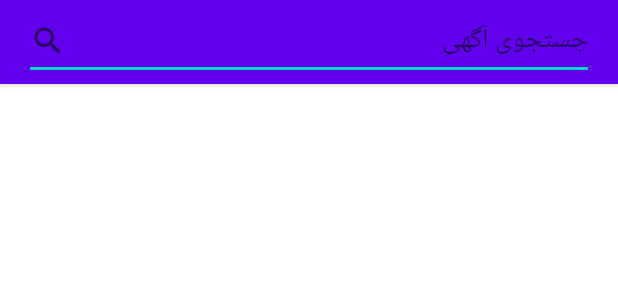
After one commit to masterj3y/sorna-android, an Android app: the layout fragment_search_ads.xml on its own in the app's theme, with its tools: preview values and no code run, on a phone screen of 412 x 824 dp. The commit adds this screen. Shown: the top 300 px of the screen. Run offline under Robolectric (Android 15) with nearby library versions, the phone set to English and light mode, and no system bars; network calls fail.

Commit message:
Add search ads feature

```diff
--- a/app/src/main/java/io/github/masterj3y/sorna/feature/ad/AdService.kt
+++ b/app/src/main/java/io/github/masterj3y/sorna/feature/ad/AdService.kt
@@ -21,6 +21,9 @@ interface AdService {
     @GET("ad/")
     suspend fun fetchAll(): Response<List<Ad>>
 
+    @GET("ad/search/{keyword}")
+    suspend fun searchAds(@Path("keyword") keyword: String): Response<List<Ad>>
+
     @PUT("ad/save/{id}")
     suspend fun save(@Path("id") adId: String): Response<String>
 
--- a/app/src/main/java/io/github/masterj3y/sorna/feature/ad/AdsRepository.kt
+++ b/app/src/main/java/io/github/masterj3y/sorna/feature/ad/AdsRepository.kt
@@ -71,6 +71,12 @@ class AdsRepository(private val service: AdService, private val appDatabase: App
     }
 
     @ExperimentalCoroutinesApi
+    fun searchAds(keyword: String, onSuccess: suspend () -> Unit, onError: suspend (String) -> Unit): Flow<List<Ad>> =
+        object : NetworkBoundRepository<List<Ad>>(onSuccess, onError) {
+            override suspend fun fetchFromRemote(): Response<List<Ad>> = service.searchAds(keyword)
+        }.asFlow()
+
+    @ExperimentalCoroutinesApi
     private fun fetchAdsFromLocal(): Flow<List<Ad>> = flow {
         val adsFlow = adsDao.findAll().onEach { ads ->
             ads.forEach {
--- /dev/null
+++ b/app/src/main/res/layout/fragment_search_ads.xml
@@ -0,0 +1,64 @@
+<?xml version="1.0" encoding="utf-8"?>
+<layout xmlns:android="http://schemas.android.com/apk/res/android"
+    xmlns:app="http://schemas.android.com/apk/res-auto">
+
+    <data>
+
+        <variable
+            name="adapter"
+            type="io.github.masterj3y.sorna.feature.ad.ads.AdsAdapter" />
+
+        <variable
+            name="viewModel"
+            type="io.github.masterj3y.sorna.feature.ad.search.SearchAdsViewModel" />
+    </data>
+
+    <LinearLayout
+        android:orientation="vertical"
+        android:layout_width="match_parent"
+        android:layout_height="match_parent">
+
+        <com.google.android.material.appbar.AppBarLayout
+            android:layout_width="match_parent"
+            android:layout_height="?android:attr/actionBarSize">
+
+            <com.google.android.material.appbar.MaterialToolbar
+                android:layout_width="match_parent"
+                android:layout_height="match_parent"
+                app:contentInsetStart="0dp">
+
+                <FrameLayout
+                    android:layout_width="match_parent"
+                    android:layout_height="match_parent">
+
+                    <com.google.android.material.textfield.TextInputEditText
+                        android:id="@+id/input"
+                        android:layout_width="match_parent"
+                        android:layout_height="wrap_content"
+                        android:layout_gravity="center"
+                        android:layout_marginStart="16dp"
+                        android:layout_marginEnd="16dp"
+                        android:drawableStart="@drawable/ic_baseline_search_24"
+                        android:drawablePadding="8dp"
+                        android:hint="@string/search_ads_input_hint"
+                        android:onTextChanged="@{viewModel.search}"
+                        android:singleLine="true" />
+                </FrameLayout>
+            </com.google.android.material.appbar.MaterialToolbar>
+        </com.google.android.material.appbar.AppBarLayout>
+
+        <androidx.swiperefreshlayout.widget.SwipeRefreshLayout
+            android:id="@+id/refreshLayout"
+            android:layout_width="match_parent"
+            android:layout_height="match_parent"
+            android:refreshing="@{viewModel.loading}">
+
+            <androidx.recyclerview.widget.RecyclerView
+                android:layout_width="match_parent"
+                android:layout_height="match_parent"
+                android:adapter="@{adapter}"
+                android:bindAdsList="@{viewModel.searchResultAds}"
+                app:layoutManager="androidx.recyclerview.widget.LinearLayoutManager" />
+        </androidx.swiperefreshlayout.widget.SwipeRefreshLayout>
+    </LinearLayout>
+</layout>
--- a/app/src/main/res/values/strings.xml
+++ b/app/src/main/res/values/strings.xml
@@ -33,4 +33,5 @@
     <string name="time_to_moment_some_hours_ago">%1$d ساعت پیش</string>
     <string name="time_to_moment_yesterday">دیروز</string>
     <string name="time_to_moment_some_days_ago">%1$d روز پیش</string>
+    <string name="search_ads_input_hint">جستجوی آگهی</string>
 </resources>
```
Also changed, not shown: app/src/main/java/io/github/masterj3y/sorna/feature/ad/search/SearchAdsFragment.kt (+29 -2 lines), app/src/main/java/io/github/masterj3y/sorna/feature/ad/search/SearchAdsViewModel.kt (added, +42 -0 lines), app/src/main/res/layout/fregment_search_ads.xml (deleted, +0 -13 lines).
